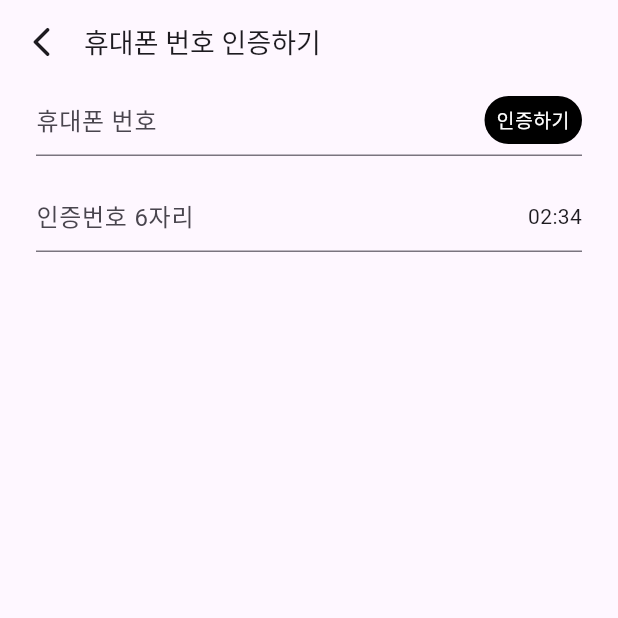
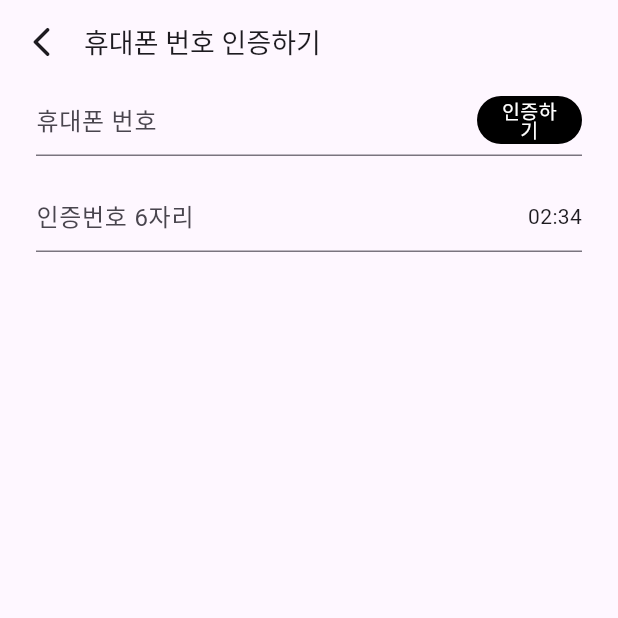
Before and after one commit to pet-sitter/pets_next_door_flutter, a Flutter app: the PhoneAuthView screen opened by its route, on a phone screen of 412 x 824 dp, the top half of it. Run offline on Flutter 3.47's test engine with Material 2 defaults, Android fonts, the phone set to English and light mode, and no system bars; our stand-ins replace dio, firebase_auth, firebase_core, flutter_riverpod, flutter_svg, freezed_annotation and 4 more; missing offline and left inert: kakao_flutter_sdk_auth, kakao_flutter_sdk_user; accounts and stored records are empty; generated files the repository leaves out were written again; project files that could hold a hidden picture were left out.

```diff
--- a/lib/src/features/authentication/presentation/signup/phone_auth_view.dart
+++ b/lib/src/features/authentication/presentation/signup/phone_auth_view.dart
@@ -39,20 +39,21 @@ class PhoneAuthView extends StatelessWidget {
                       ),
                       Positioned(
                         child: Container(
+                          constraints:
+                              BoxConstraints(maxWidth: 70, maxHeight: 32),
+                          padding: EdgeInsets.symmetric(
+                            horizontal: 12,
+                          ),
                           alignment: Alignment.center,
                           decoration: BoxDecoration(
                             color: Colors.black,
                             borderRadius: BorderRadius.circular(100),
                           ),
-                          width: 65,
-                          height: 32,
                           child: Text(
                             '인증하기',
                             textAlign: TextAlign.center,
                             style: TextStyle(
-                              color: Colors.white,
-                              fontSize: 13,
-                            ),
+                                color: Colors.white, fontSize: 13, height: 1),
                           ),
                         ),
                       )
```
Also changed, not shown: lib/src/features/authentication/presentation/signup/phone_auth_view_controller.dart (added, +36 -0 lines), lib/src/features/authentication/presentation/signup/phone_auth_view_controller.g.dart (added).
